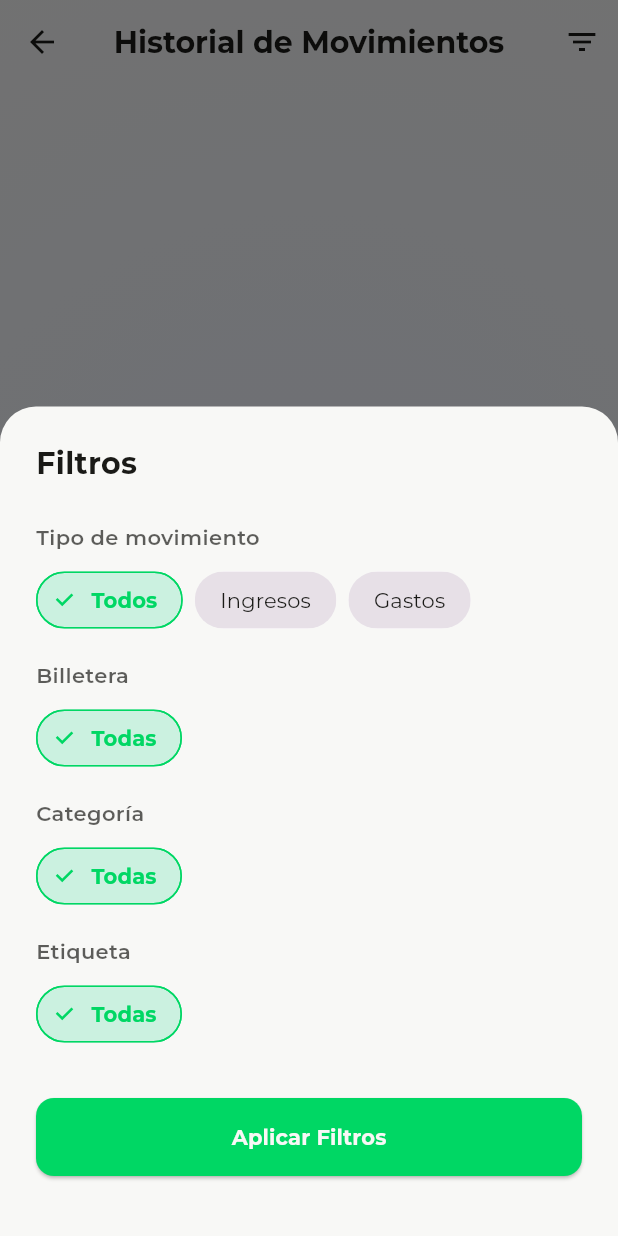
After one commit to St4flz/alza_repository, a Flutter app: the MovementsListView screen opened by its route, after a tap on the "filter list" icon, on a phone screen of 412 x 824 dp. The commit adds this screen. Run offline on Flutter 3.47's test engine with Material 3 defaults, Android fonts, the phone set to English and light mode, and no system bars; our stand-ins replace dio, flutter_chat_types, flutter_chat_ui, flutter_dotenv, flutter_svg, go_router and 3 more; accounts and stored records are empty; network calls fail; project files that could hold a hidden picture were left out.

Commit message:
feat(movements): vista Ultimos movimientos con filtro

```diff
--- a/lib/app/routes/app_router.dart
+++ b/lib/app/routes/app_router.dart
@@ -9,6 +9,7 @@ import 'package:alza/features/wallets/views/wallets_view.dart';
 import 'package:alza/features/user/views/change_password_view.dart';
 import 'package:alza/features/user/views/profile_view.dart';
 import 'package:alza/features/movements/views/add_movement_view.dart';
+import 'package:alza/features/movements/views/movements_list_view.dart';
 import 'package:alza/features/chat/views/chat_view.dart';
 
 // Constantes de rutas para evitar typos
@@ -22,6 +23,7 @@ abstract class AppRoutes {
   static const String changePassword = '/change-password';
   static const String profile = '/profile';
   static const String addMovement = '/add-movement';
+  static const String movements = '/movements';
   static const String chat = '/chat';
 }
 
@@ -80,6 +82,10 @@ final appRouter = GoRouter(
       builder: (context, state) => const AddMovementView(),
     ),
     GoRoute(
+      path: AppRoutes.movements,
+      builder: (context, state) => const MovementsListView(),
+    ),
+    GoRoute(
       path: AppRoutes.chat,
       builder: (context, state) => const ChatView(),
     ),
--- a/lib/features/home/views/home_view.dart
+++ b/lib/features/home/views/home_view.dart
@@ -155,7 +155,7 @@ class _HomeViewState extends State<HomeView> {
                   ),
                   const SizedBox(height: 32),
                   GestureDetector(
-                    onTap: () => context.push('/add-movement'),
+                    onTap: () => context.push('/movements'),
                     behavior: HitTestBehavior.opaque,
                     child: const SectionTitle(title: 'Últimos movimientos'),
                   ),
--- /dev/null
+++ b/lib/features/movements/views/components/movements_filter_sheet.dart
@@ -0,0 +1,243 @@
+import 'package:flutter/material.dart';
+import 'package:provider/provider.dart';
+import 'package:alza/app/style/app_colors.dart';
+import 'package:alza/app/style/app_fonts.dart';
+import 'package:alza/features/movements/providers/movements_provider.dart';
+import 'package:alza/features/wallets/providers/wallets_provider.dart';
+
+class MovementsFilter {
+  final String? type;
+  final String? walletId;
+  final String? categoryId;
+  final String? tagId;
+
+  MovementsFilter({
+    this.type,
+    this.walletId,
+    this.categoryId,
+    this.tagId,
+  });
+
+  MovementsFilter copyWith({
+    String? type,
+    String? walletId,
+    String? categoryId,
+    String? tagId,
+    bool clearType = false,
+    bool clearWalletId = false,
+    bool clearCategoryId = false,
+    bool clearTagId = false,
+  }) {
+    return MovementsFilter(
+      type: clearType ? null : (type ?? this.type),
+      walletId: clearWalletId ? null : (walletId ?? this.walletId),
+      categoryId: clearCategoryId ? null : (categoryId ?? this.categoryId),
+      tagId: clearTagId ? null : (tagId ?? this.tagId),
+    );
+  }
+}
+
+class MovementsFilterSheet extends StatefulWidget {
+  final MovementsFilter initialFilter;
+
+  const MovementsFilterSheet({
+    super.key,
+    required this.initialFilter,
+  });
+
+  @override
+  State<MovementsFilterSheet> createState() => _MovementsFilterSheetState();
+}
+
+class _MovementsFilterSheetState extends State<MovementsFilterSheet> {
+  late MovementsFilter _currentFilter;
+
+  @override
+  void initState() {
+    super.initState();
+    _currentFilter = widget.initialFilter;
+  }
+
+  @override
+  Widget build(BuildContext context) {
+    final walletsProvider = Provider.of<WalletsProvider>(context);
+    final movementsProvider = Provider.of<MovementsProvider>(context);
+
+    return Container(
+      padding: const EdgeInsets.all(24.0),
+      decoration: BoxDecoration(
+        color: AppColors.blanco.solid,
+        borderRadius: const BorderRadius.vertical(top: Radius.circular(24)),
+      ),
+      child: Column(
+        mainAxisSize: MainAxisSize.min,
+        crossAxisAlignment: CrossAxisAlignment.stretch,
+        children: [
+          Text(
+            'Filtros',
+            style: AppFonts.montserrat(
+              fontSize: 20,
+              fontWeight: FontWeight.bold,
+              color: AppColors.negro.solid,
+            ),
+          ),
+          const SizedBox(height: 24),
+
+          // Tipo
+          Text('Tipo de movimiento', style: _labelStyle()),
+          const SizedBox(height: 8),
+          Wrap(
+            spacing: 8,
+            children: [
+              _buildFilterChip(
+                label: 'Todos',
+                isSelected: _currentFilter.type == null,
+                onSelected: (_) => setState(() => _currentFilter = _currentFilter.copyWith(clearType: true)),
+              ),
+              _buildFilterChip(
+                label: 'Ingresos',
+                isSelected: _currentFilter.type == 'income',
+                onSelected: (_) => setState(() => _currentFilter = _currentFilter.copyWith(type: 'income')),
+              ),
+              _buildFilterChip(
+                label: 'Gastos',
+                isSelected: _currentFilter.type == 'expense',
+                onSelected: (_) => setState(() => _currentFilter = _currentFilter.copyWith(type: 'expense')),
+              ),
+            ],
+          ),
+          const SizedBox(height: 16),
+
+          // Billetera
+          Text('Billetera', style: _labelStyle()),
+          const SizedBox(height: 8),
+          SingleChildScrollView(
+            scrollDirection: Axis.horizontal,
+            child: Row(
+              children: [
+                _buildFilterChip(
+                  label: 'Todas',
+                  isSelected: _currentFilter.walletId == null,
+                  onSelected: (_) => setState(() => _currentFilter = _currentFilter.copyWith(clearWalletId: true)),
+                ),
+                ...walletsProvider.wallets.map((wallet) {
+                  return Padding(
+                    padding: const EdgeInsets.only(left: 8.0),
+                    child: _buildFilterChip(
+                      label: wallet.name,
+                      isSelected: _currentFilter.walletId == wallet.id,
+                      onSelected: (_) => setState(() => _currentFilter = _currentFilter.copyWith(walletId: wallet.id)),
+                    ),
+                  );
+                }),
+              ],
+            ),
+          ),
+          const SizedBox(height: 16),
+
+          // Categorías
+          Text('Categoría', style: _labelStyle()),
+          const SizedBox(height: 8),
+          SingleChildScrollView(
+            scrollDirection: Axis.horizontal,
+            child: Row(
+              children: [
+                _buildFilterChip(
+                  label: 'Todas',
+                  isSelected: _currentFilter.categoryId == null,
+                  onSelected: (_) => setState(() => _currentFilter = _currentFilter.copyWith(clearCategoryId: true)),
+                ),
+                ...movementsProvider.categories.map((cat) {
+                  return Padding(
+                    padding: const EdgeInsets.only(left: 8.0),
+                    child: _buildFilterChip(
+                      label: cat.name,
+                      isSelected: _currentFilter.categoryId == cat.id,
+                      onSelected: (_) => setState(() => _currentFilter = _currentFilter.copyWith(categoryId: cat.id)),
+                    ),
+                  );
+                }),
+              ],
+            ),
+          ),
+          const SizedBox(height: 16),
+
+          // Etiquetas
+          Text('Etiqueta', style: _labelStyle()),
+          const SizedBox(height: 8),
+          SingleChildScrollView(
+            scrollDirection: Axis.horizontal,
+            child: Row(
+              children: [
+                _buildFilterChip(
+                  label: 'Todas',
+                  isSelected: _currentFilter.tagId == null,
+                  onSelected: (_) => setState(() => _currentFilter = _currentFilter.copyWith(clearTagId: true)),
+                ),
+                ...movementsProvider.tags.map((tag) {
+                  return Padding(
+                    padding: const EdgeInsets.only(left: 8.0),
+                    child: _buildFilterChip(
+                      label: tag.name,
+                      isSelected: _currentFilter.tagId == tag.id,
+                      onSelected: (_) => setState(() => _currentFilter = _currentFilter.copyWith(tagId: tag.id)),
+                    ),
+                  );
+                }),
+              ],
+            ),
+          ),
+          const SizedBox(height: 32),
+
+          ElevatedButton(
+            style: ElevatedButton.styleFrom(
+              backgroundColor: AppColors.verde.solid,
+              padding: const EdgeInsets.symmetric(vertical: 16),
+              shape: RoundedRectangleBorder(
+                borderRadius: BorderRadius.circular(12),
+              ),
+            ),
+            onPressed: () => Navigator.of(context).pop(_currentFilter),
+            child: Text(
+              'Aplicar Filtros',
+              style: AppFonts.montserrat(
+                color: AppColors.blanco.solid,
+                fontWeight: FontWeight.bold,
+              ),
+            ),
+          ),
+          const SizedBox(height: 16),
+        ],
+      ),
+    );
+  }
+
+  TextStyle _labelStyle() {
+    return AppFonts.montserrat(
+      fontSize: 14,
+      fontWeight: FontWeight.w600,
+      color: AppColors.negro.withOpacity(0.7),
+    );
+  }
+
+  Widget _buildFilterChip({required String label, required bool isSelected, required Function(bool) onSelected}) {
+    return FilterChip(
+      label: Text(label),
+      selected: isSelected,
+      onSelected: onSelected,
+      selectedColor: AppColors.verde.withOpacity(0.2),
+      checkmarkColor: AppColors.verde.solid,
+      labelStyle: AppFonts.montserrat(
+        color: isSelected ? AppColors.verde.solid : AppColors.negro.solid,
+        fontWeight: isSelected ? FontWeight.bold : FontWeight.normal,
+      ),
+      backgroundColor: AppColors.negro.withOpacity(0.1),
+      shape: RoundedRectangleBorder(
+        borderRadius: BorderRadius.circular(20),
+        side: BorderSide(
+          color: isSelected ? AppColors.verde.solid : Colors.transparent,
+        ),
+      ),
+    );
+  }
+}
--- /dev/null
+++ b/lib/features/movements/views/movements_list_view.dart
@@ -0,0 +1,139 @@
+import 'package:flutter/material.dart';
+import 'package:provider/provider.dart';
+import 'package:go_router/go_router.dart';
+import 'package:alza/app/style/app_colors.dart';
+import 'package:alza/app/style/app_fonts.dart';
+import 'package:alza/shared/components/bg/bg.dart';
+import 'package:alza/features/movements/providers/movements_provider.dart';
+import 'package:alza/features/home/providers/home_provider.dart';
+import 'package:alza/features/movements/views/components/movement_item.dart';
+import 'package:alza/features/movements/views/components/movements_filter_sheet.dart';
+
+class MovementsListView extends StatefulWidget {
+  const MovementsListView({super.key});
+
+  @override
+  State<MovementsListView> createState() => _MovementsListViewState();
+}
+
+class _MovementsListViewState extends State<MovementsListView> {
+  MovementsFilter _currentFilter = MovementsFilter();
+  bool _isInit = false;
+
+  @override
+  void didChangeDependencies() {
+    super.didChangeDependencies();
+    if (!_isInit) {
+      final homeProvider = Provider.of<HomeProvider>(context, listen: false);
+      if (homeProvider.selectedWalletId.isNotEmpty) {
+        _currentFilter = MovementsFilter(walletId: homeProvider.selectedWalletId);
+      }
+      _isInit = true;
+    }
+  }
+
+  void _showFilterSheet() async {
+    final result = await showModalBottomSheet<MovementsFilter>(
+      context: context,
+      isScrollControlled: true,
+      backgroundColor: Colors.transparent,
+      builder: (context) => MovementsFilterSheet(initialFilter: _currentFilter),
+    );
+
+    if (result != null) {
+      setState(() {
+        _currentFilter = result;
+      });
+    }
+  }
+
+  @override
+  Widget build(BuildContext context) {
+    final movementsProvider = Provider.of<MovementsProvider>(context);
+
+    // Aplicar filtros
+    final filteredMovements = movementsProvider.movements.where((movement) {
+      if (_currentFilter.type != null && movement.type != _currentFilter.type) {
+        return false;
+      }
+      if (_currentFilter.walletId != null && movement.walletId != _currentFilter.walletId) {
+        return false;
+      }
+      if (_currentFilter.categoryId != null && movement.categoryId != _currentFilter.categoryId) {
+        return false;
+      }
+      if (_currentFilter.tagId != null && !movement.tags.any((tag) => tag.id == _currentFilter.tagId)) {
+        return false;
+      }
+      return true;
+    }).toList();
+
+    return AnimatedBackground(
+      child: Scaffold(
+        backgroundColor: Colors.transparent,
+        appBar: AppBar(
+          backgroundColor: Colors.transparent,
+          elevation: 0,
+          leading: IconButton(
+            icon: Icon(Icons.arrow_back, color: AppColors.negro.solid),
+            onPressed: () => context.pop(),
+          ),
+          title: Text(
+            'Historial de Movimientos',
+            style: AppFonts.montserrat(
+              fontSize: 20,
+              fontWeight: FontWeight.bold,
+              color: AppColors.negro.solid,
+            ),
+          ),
+          centerTitle: true,
+          actions: [
+            IconButton(
+              icon: Icon(
+                _hasActiveFilters() ? Icons.filter_list : Icons.filter_list_outlined,
+                color: _hasActiveFilters() ? AppColors.verde.solid : AppColors.negro.solid,
+              ),
+              onPressed: _showFilterSheet,
+            ),
+          ],
+        ),
+        body: SafeArea(
+          child: movementsProvider.isLoading && movementsProvider.movements.isEmpty
+              ? const Center(
+                  child: CircularProgressIndicator(
+                    valueColor: AlwaysStoppedAnimation<Color>(Color(0xFF00D764)),
+                  ),
+                )
+              : filteredMovements.isEmpty
+                  ? Center(
+                      child: Padding(
+                        padding: const EdgeInsets.symmetric(horizontal: 24.0),
+                        child: Text(
+                          'No se encontraron movimientos con los filtros actuales.',
+                          style: AppFonts.montserrat(
+                            fontSize: 14,
+                            color: AppColors.negro.withOpacity(0.5),
+                          ),
+                          textAlign: TextAlign.center,
+                        ),
+                      ),
+                    )
+                  : ListView.builder(
+                      padding: const EdgeInsets.symmetric(horizontal: 24.0, vertical: 16.0),
+                      itemCount: filteredMovements.length,
+                      itemBuilder: (context, index) {
+                        return MovementItem(movement: filteredMovements[index]);
+                      },
+                    ),
+        ),
+      ),
+    );
+  }
+
+  bool _hasActiveFilters() {
+    return _currentFilter.type != null ||
+        _currentFilter.walletId != null ||
+        _currentFilter.categoryId != null ||
+        _currentFilter.tagId != null;
+  }
+}
```
